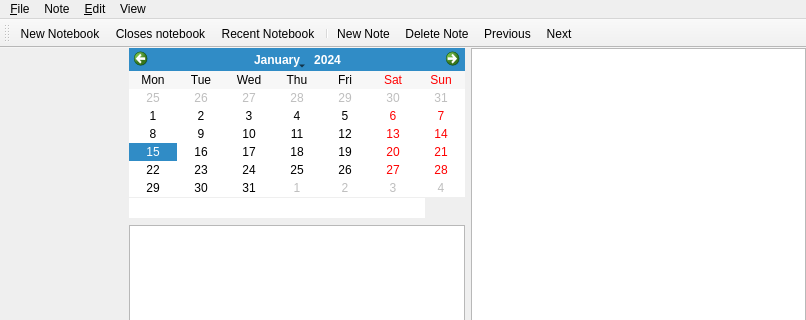
The window that flownote/ui/mainWindow_ui.ui (olivierkes/noteflow) describes before a commit, drawn with Qt 5; both pictures show x 0 to 806 and y 0 to 320 of the 806 by 779 pixel window.
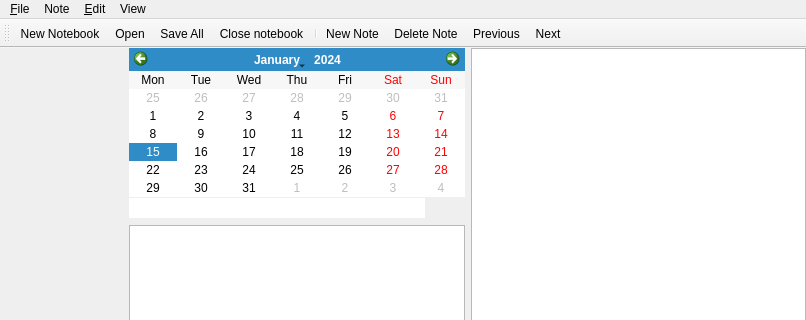
The same window after the commit. Icons and pictures are not drawn. Custom widgets are drawn as their Qt base class.

Commit message: UI stuff and Recent Notebook

Patch:
```diff
--- a/flownote/ui/mainWindow_ui.ui
+++ b/flownote/ui/mainWindow_ui.ui
@@ -439,8 +439,9 @@
     <bool>false</bool>
    </attribute>
    <addaction name="actNewNotebook"/>
+   <addaction name="actOpenNotebook"/>
+   <addaction name="actSaveAll"/>
    <addaction name="actCloseCurrent"/>
-   <addaction name="actRecent"/>
    <addaction name="separator"/>
    <addaction name="actNoteNew"/>
    <addaction name="actNoteDelete"/>
@@ -453,7 +454,7 @@
      <normaloff>.</normaloff>.</iconset>
    </property>
    <property name="text">
-    <string>&amp;Open Notebook</string>
+    <string>&amp;Open</string>
    </property>
    <property name="shortcut">
     <string>Ctrl+O</string>
@@ -486,7 +487,7 @@
      <normaloff>.</normaloff>.</iconset>
    </property>
    <property name="text">
-    <string>&amp;Closes notebook</string>
+    <string>&amp;Close notebook</string>
    </property>
    <property name="shortcut">
     <string>Ctrl+W</string>
@@ -510,7 +511,7 @@
      <normaloff>.</normaloff>.</iconset>
    </property>
    <property name="text">
-    <string>&amp;Recent Notebook</string>
+    <string>&amp;Recent</string>
    </property>
   </action>
   <action name="actSaveAll">
@@ -519,7 +520,7 @@
      <normaloff>.</normaloff>.</iconset>
    </property>
    <property name="text">
-    <string>Save All Notebooks</string>
+    <string>Save All</string>
    </property>
    <property name="shortcut">
     <string>Ctrl+S</string>
```
Left out of the diff: 15 changed lines with no effect on the pictures. The commit also changes 4 other files.
